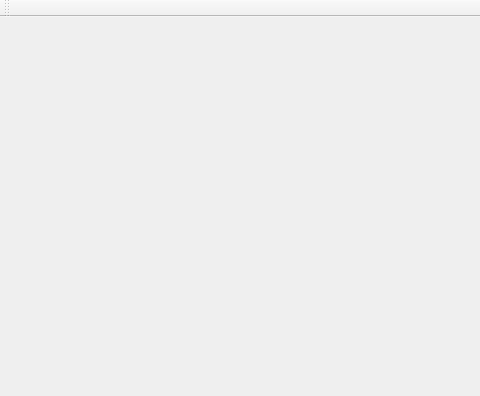
Qt form mainwindow.ui (stdcerr/pyqt_test) before a commit; both pictures show x 0 to 480 and y 0 to 396 of the 1110 by 633 pixel window.
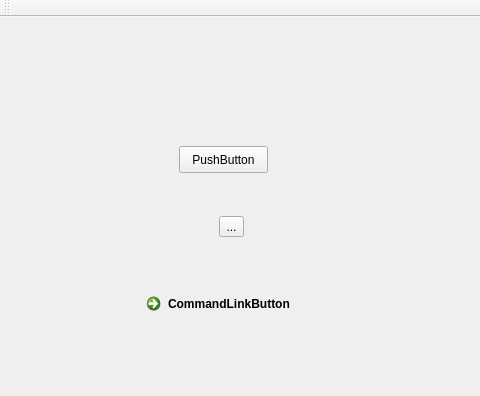
The same form after that commit.

```diff
--- a/mainwindow.ui
+++ b/mainwindow.ui
@@ -52,6 +52,45 @@
        </rect>
       </property>
      </widget>
+     <widget class="QPushButton" name="pushButton_2">
+      <property name="geometry">
+       <rect>
+        <x>180</x>
+        <y>110</y>
+        <width>89</width>
+        <height>27</height>
+       </rect>
+      </property>
+      <property name="text">
+       <string>PushButton</string>
+      </property>
+     </widget>
+     <widget class="QToolButton" name="toolButton">
+      <property name="geometry">
+       <rect>
+        <x>220</x>
+        <y>180</y>
+        <width>25</width>
+        <height>21</height>
+       </rect>
+      </property>
+      <property name="text">
+       <string>...</string>
+      </property>
+     </widget>
+     <widget class="QCommandLinkButton" name="commandLinkButton">
+      <property name="geometry">
+       <rect>
+        <x>140</x>
+        <y>250</y>
+        <width>175</width>
+        <height>41</height>
+       </rect>
+      </property>
+      <property name="text">
+       <string>CommandLinkButton</string>
+      </property>
+     </widget>
     </widget>
    </widget>
   </widget>
```
